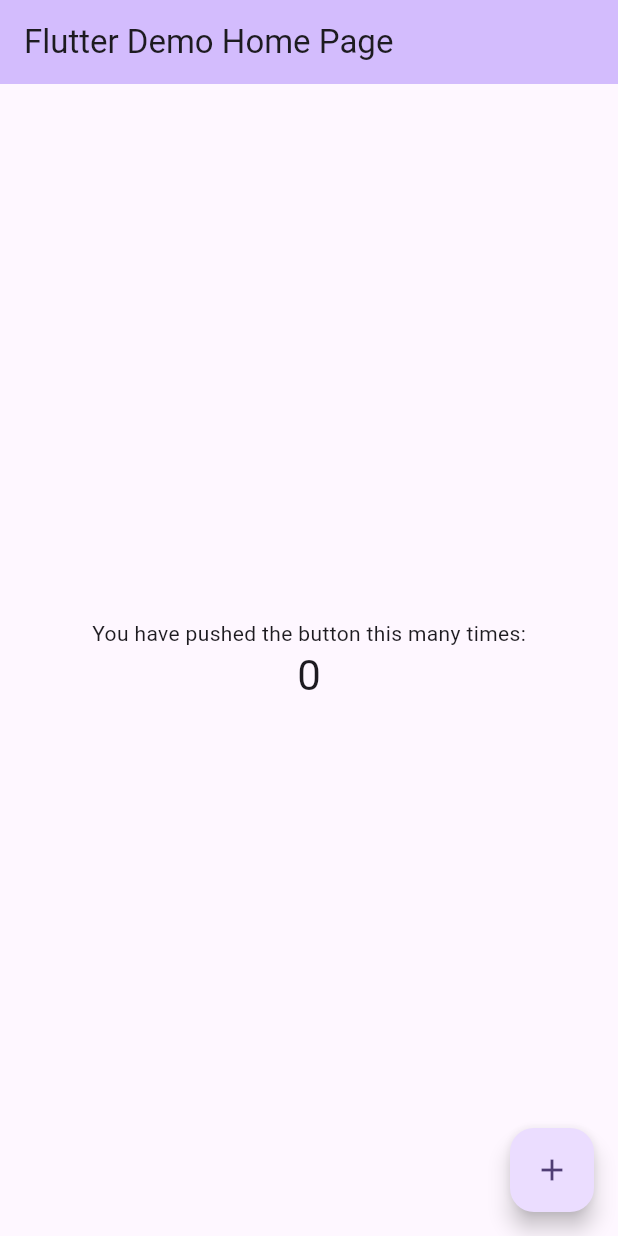
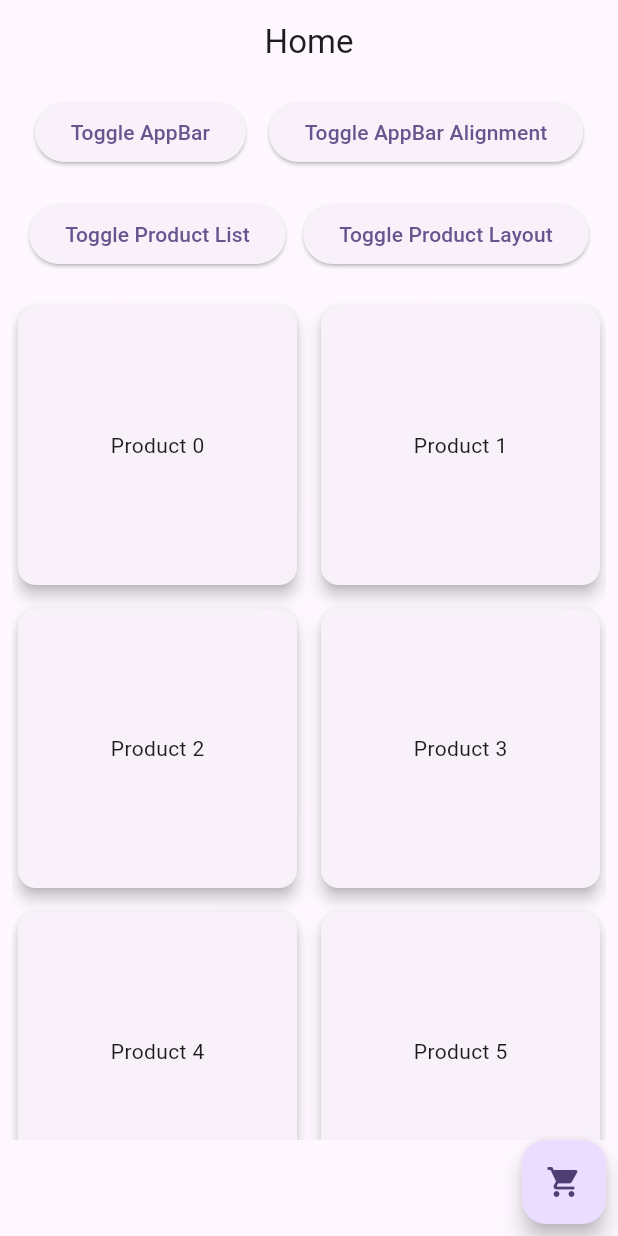
Before and after one commit to ahmedzghal-dev/flutter_dynamic-_layout, a Flutter app: the screen it shows after launch, on a phone screen of 412 x 824 dp. Run offline on Flutter 3.47's test engine with Material 3 defaults, Android fonts, the phone set to English and light mode, and no system bars.

Commit message:
flutter dynamic layout

```diff
--- /dev/null
+++ b/lib/home_screen.dart
@@ -0,0 +1,195 @@
+// import 'package:flutter/material.dart';
+// import 'package:flutter_dynamic_layout/provider/layout_provider.dart';
+// import 'package:provider/provider.dart';
+
+// class HomeScreen extends StatelessWidget {
+//   const HomeScreen({super.key});
+
+//   @override
+//   Widget build(BuildContext context) {
+//     final layoutProvider = LayoutProvider.instance;
+
+//     return ChangeNotifierProvider.value(
+//       value: layoutProvider,
+//       child: Consumer<LayoutProvider>(
+//         builder: (context, provider, _) {
+//           bool isAppBarVisible = provider.getComponentVisibility("showAppBar");
+//           return Scaffold(
+//             appBar: isAppBarVisible
+//                 ? AppBar(
+//                     title: Align(
+//                       alignment: provider.appBarTitleAlignment,
+//                       child: Text("Dynamic Layout"),
+//                     ),
+//                   )
+//                 : null,
+//             body: Center(
+//               child: Column(
+//                 mainAxisAlignment: MainAxisAlignment.center,
+//                 children: [
+//                   ElevatedButton(
+//                     onPressed: () {
+//                       provider.toggleComponentVisibility("showAppBar");
+//                     },
+//                     child:
+//                         Text(isAppBarVisible ? "Hide App Bar" : "Show App Bar"),
+//                   ),
+//                   ElevatedButton(
+//                     onPressed: provider.toggleAppBarTitleAlignment,
+//                     child: const Text("Toggle App Bar Title Alignment"),
+//                   ),
+//                 ],
+//               ),
+//             ),
+//           );
+//         },
+//       ),
+//     );
+//   }
+// }
+
+import 'package:flutter/material.dart';
+import 'package:flutter_dynamic_layout/provider/layout_provider.dart';
+import 'package:provider/provider.dart';
+
+class HomeScreen extends StatelessWidget {
+  @override
+  Widget build(BuildContext context) {
+    // Accessing LayoutProvider to get current layout settings
+    final layoutProvider = Provider.of<LayoutProvider>(context);
+
+    // AppBar configuration
+    bool appBarVisible =
+        layoutProvider.isVisible('appBar.visible', defaultValue: true);
+    String appBarTitleAlignment = layoutProvider
+        .getSetting('appBar.titleAlignment', defaultValue: 'left');
+
+    // Product List configuration
+    bool productListVisible =
+        layoutProvider.isVisible('productList.visible', defaultValue: true);
+    String productListLayout =
+        layoutProvider.getSetting('productList.layout', defaultValue: 'list');
+    int productColumns =
+        layoutProvider.getSetting('productList.columns', defaultValue: 2);
+
+    // Cart Button configuration
+    bool cartButtonVisible =
+        layoutProvider.isVisible('cartButton.visible', defaultValue: true);
+    String cartButtonPosition = layoutProvider.getSetting('cartButton.position',
+        defaultValue: 'bottomRight');
+
+    return Scaffold(
+      appBar: appBarVisible
+          ? AppBar(
+              title: Align(
+                alignment: appBarTitleAlignment == 'center'
+                    ? Alignment.center
+                    : Alignment.centerLeft,
+                child: Text('Home'),
+              ),
+            )
+          : null,
+      body: Padding(
+        padding: const EdgeInsets.all(8.0),
+        child: Column(
+          children: [
+            // Toggle buttons for layout settings
+            Row(
+              mainAxisAlignment: MainAxisAlignment.spaceEvenly,
+              children: [
+                ElevatedButton(
+                  onPressed: () {
+                    // Toggle visibility of the AppBar
+                    bool currentVisibility = layoutProvider
+                        .isVisible('appBar.visible', defaultValue: true);
+                    layoutProvider.updateSetting(
+                        'appBar.visible', !currentVisibility);
+                  },
+                  child: Text('Toggle AppBar'),
+                ),
+                ElevatedButton(
+                  onPressed: () {
+                    // Toggle alignment of the AppBar title
+                    String newAlignment =
+                        appBarTitleAlignment == 'center' ? 'left' : 'center';
+                    layoutProvider.updateSetting(
+                        'appBar.titleAlignment', newAlignment);
+                  },
+                  child: Text('Toggle AppBar Alignment'),
+                ),
+              ],
+            ),
+            SizedBox(height: 20),
+            Row(
+              mainAxisAlignment: MainAxisAlignment.spaceEvenly,
+              children: [
+                ElevatedButton(
+                  onPressed: () {
+                    // Toggle visibility of the product list
+                    bool currentVisibility = layoutProvider
+                        .isVisible('productList.visible', defaultValue: true);
+                    layoutProvider.updateSetting(
+                        'productList.visible', !currentVisibility);
+                  },
+                  child: Text('Toggle Product List'),
+                ),
+                ElevatedButton(
+                  onPressed: () {
+                    // Toggle product list layout between grid and list
+                    String newLayout =
+                        productListLayout == 'grid' ? 'list' : 'grid';
+                    layoutProvider.updateSetting(
+                        'productList.layout', newLayout);
+                  },
+                  child: Text('Toggle Product Layout'),
+                ),
+              ],
+            ),
+            SizedBox(height: 20),
+            if (productListVisible)
+              Expanded(
+                child: productListLayout == 'grid'
+                    ? GridView.builder(
+                        gridDelegate: SliverGridDelegateWithFixedCrossAxisCount(
+                          crossAxisCount: productColumns,
+                          crossAxisSpacing: 8.0,
+                          mainAxisSpacing: 8.0,
+                        ),
+                        itemCount: 20, // Number of products
+                        itemBuilder: (context, index) {
+                          return Card(
+                            elevation: 4.0,
+                            child: Center(
+                              child: Text('Product $index'),
+                            ),
+                          );
+                        },
+                      )
+                    : ListView.builder(
+                        itemCount: 20,
+                        itemBuilder: (context, index) {
+                          return ListTile(
+                            leading: Icon(Icons.shopping_cart),
+                            title: Text('Product $index'),
+                          );
+                        },
+                      ),
+              ),
+            if (cartButtonVisible)
+              Align(
+                alignment: cartButtonPosition == 'bottomRight'
+                    ? Alignment.bottomRight
+                    : Alignment.bottomLeft,
+                child: FloatingActionButton(
+                  onPressed: () {
+                    // Cart button action
+                  },
+                  child: Icon(Icons.shopping_cart),
+                ),
+              ),
+          ],
+        ),
+      ),
+    );
+  }
+}
--- a/lib/main.dart
+++ b/lib/main.dart
@@ -1,125 +1,34 @@
 import 'package:flutter/material.dart';
+import 'package:flutter_dynamic_layout/home_screen.dart';
+import 'package:flutter_dynamic_layout/provider/layout_provider.dart';
+import 'package:provider/provider.dart';
 
-void main() {
+void main() async {
+  WidgetsFlutterBinding.ensureInitialized();
+  await LayoutProvider.instance.changeLayout(LayoutEnum.defaultLayout);
   runApp(const MyApp());
 }
 
 class MyApp extends StatelessWidget {
   const MyApp({super.key});
 
-  // This widget is the root of your application.
   @override
   Widget build(BuildContext context) {
+    return MultiProvider(
+      providers: [
+        ChangeNotifierProvider(create: (_) => LayoutProvider.instance),
+      ],
+      builder: (context, widget) {
         return MaterialApp(
+          debugShowCheckedModeBanner: false,
           title: 'Flutter Demo',
           theme: ThemeData(
-        // This is the theme of your application.
-        //
-        // TRY THIS: Try running your application with "flutter run". You'll see
-        // the application has a purple toolbar. Then, without quitting the app,
-        // try changing the seedColor in the colorScheme below to Colors.green
-        // and then invoke "hot reload" (save your changes or press the "hot
-        // reload" button in a Flutter-supported IDE, or press "r" if you used
-        // the command line to start the app).
-        //
-        // Notice that the counter didn't reset back to zero; the application
-        // state is not lost during the reload. To reset the state, use hot
-        // restart instead.
-        //
-        // This works for code too, not just values: Most code changes can be
-        // tested with just a hot reload.
             colorScheme: ColorScheme.fromSeed(seedColor: Colors.deepPurple),
             useMaterial3: true,
           ),
-      home: const MyHomePage(title: 'Flutter Demo Home Page'),
+          home: HomeScreen(),
+        );
+      },
     );
   }
 }
-
-class MyHomePage extends StatefulWidget {
-  const MyHomePage({super.key, required this.title});
-
-  // This widget is the home page of your application. It is stateful, meaning
-  // that it has a State object (defined below) that contains fields that affect
-  // how it looks.
-
-  // This class is the configuration for the state. It holds the values (in this
-  // case the title) provided by the parent (in this case the App widget) and
-  // used by the build method of the State. Fields in a Widget subclass are
-  // always marked "final".
-
-  final String title;
-
-  @override
-  State<MyHomePage> createState() => _MyHomePageState();
-}
-
-class _MyHomePageState extends State<MyHomePage> {
-  int _counter = 0;
-
-  void _incrementCounter() {
-    setState(() {
-      // This call to setState tells the Flutter framework that something has
-      // changed in this State, which causes it to rerun the build method below
-      // so that the display can reflect the updated values. If we changed
-      // _counter without calling setState(), then the build method would not be
-      // called again, and so nothing would appear to happen.
-      _counter++;
-    });
-  }
-
-  @override
-  Widget build(BuildContext context) {
-    // This method is rerun every time setState is called, for instance as done
-    // by the _incrementCounter method above.
-    //
-    // The Flutter framework has been optimized to make rerunning build methods
-    // fast, so that you can just rebuild anything that needs updating rather
-    // than having to individually change instances of widgets.
-    return Scaffold(
-      appBar: AppBar(
-        // TRY THIS: Try changing the color here to a specific color (to
-        // Colors.amber, perhaps?) and trigger a hot reload to see the AppBar
-        // change color while the other colors stay the same.
-        backgroundColor: Theme.of(context).colorScheme.inversePrimary,
-        // Here we take the value from the MyHomePage object that was created by
-        // the App.build method, and use it to set our appbar title.
-        title: Text(widget.title),
-      ),
-      body: Center(
-        // Center is a layout widget. It takes a single child and positions it
-        // in the middle of the parent.
-        child: Column(
-          // Column is also a layout widget. It takes a list of children and
-          // arranges them vertically. By default, it sizes itself to fit its
-          // children horizontally, and tries to be as tall as its parent.
-          //
-          // Column has various properties to control how it sizes itself and
-          // how it positions its children. Here we use mainAxisAlignment to
-          // center the children vertically; the main axis here is the vertical
-          // axis because Columns are vertical (the cross axis would be
-          // horizontal).
-          //
-          // TRY THIS: Invoke "debug painting" (choose the "Toggle Debug Paint"
-          // action in the IDE, or press "p" in the console), to see the
-          // wireframe for each widget.
-          mainAxisAlignment: MainAxisAlignment.center,
-          children: <Widget>[
-            const Text(
-              'You have pushed the button this many times:',
-            ),
-            Text(
-              '$_counter',
-              style: Theme.of(context).textTheme.headlineMedium,
-            ),
-          ],
-        ),
-      ),
-      floatingActionButton: FloatingActionButton(
-        onPressed: _incrementCounter,
-        tooltip: 'Increment',
-        child: const Icon(Icons.add),
-      ), // This trailing comma makes auto-formatting nicer for build methods.
-    );
-  }
-}
--- /dev/null
+++ b/lib/provider/layout_provider.dart
@@ -0,0 +1,65 @@
+import 'dart:convert';
+import 'package:flutter/material.dart';
+import 'package:flutter/services.dart';
+
+enum LayoutEnum {
+  defaultLayout,
+}
+
+class LayoutProvider extends ChangeNotifier {
+  LayoutEnum currentLayout = LayoutEnum.defaultLayout;
+  Map<String, dynamic>? layoutJson;
+
+  final Map<LayoutEnum, String> layoutPaths = {
+    LayoutEnum.defaultLayout: "assets/default_theme.json",
+  };
+
+  LayoutProvider._init();
+  static final LayoutProvider _instance = LayoutProvider._init();
+  static LayoutProvider get instance => _instance;
+
+  Future<void> changeLayout(LayoutEnum layout) async {
+    currentLayout = layout;
+    await _loadLayoutData();
+    notifyListeners();
+  }
+
+  Future<void> _loadLayoutData() async {
+    String path =
+        layoutPaths[currentLayout] ?? layoutPaths[LayoutEnum.defaultLayout]!;
+    String layoutStr = await rootBundle.loadString(path);
+    layoutJson = jsonDecode(layoutStr);
+  }
+
+  dynamic getSetting(String path, {dynamic defaultValue}) {
+    if (layoutJson == null) return defaultValue;
+    try {
+      List<String> keys = path.split('.');
+      dynamic value = layoutJson;
+      for (var key in keys) {
+        value = value[key];
+        if (value == null) return defaultValue;
+      }
+      return value;
+    } catch (e) {
+      print("Error reading setting for '$path': $e");
+      return defaultValue;
+    }
+  }
+
+  void updateSetting(String path, dynamic newValue) {
+    if (layoutJson == null) return;
+    List<String> keys = path.split('.');
+    Map<String, dynamic> currentMap = layoutJson!;
+    for (int i = 0; i < keys.length - 1; i++) {
+      currentMap = currentMap[keys[i]] as Map<String, dynamic>;
+    }
+    currentMap[keys.last] = newValue;
+    notifyListeners();
+  }
+
+  /// Generic visibility method.
+  bool isVisible(String componentKey, {bool defaultValue = true}) {
+    return getSetting(componentKey, defaultValue: defaultValue) as bool;
+  }
+}
--- a/pubspec.yaml
+++ b/pubspec.yaml
@@ -34,6 +34,7 @@ dependencies:
   # The following adds the Cupertino Icons font to your application.
   # Use with the CupertinoIcons class for iOS style icons.
   cupertino_icons: ^1.0.8
+  provider: ^6.1.2
 
 dev_dependencies:
   flutter_test:
@@ -58,8 +59,8 @@ flutter:
   uses-material-design: true
 
   # To add assets to your application, add an assets section, like this:
-  # assets:
-  #   - images/a_dot_burr.jpeg
+  assets:
+    - assets/default_theme.json
   #   - images/a_dot_ham.jpeg
 
   # An image asset can refer to one or more resolution-specific "variants", see
```
Also changed, not shown: assets/default_theme.json (added, +15 -0 lines), pubspec.lock. Lines whose indentation alone changed are shown as unchanged.
